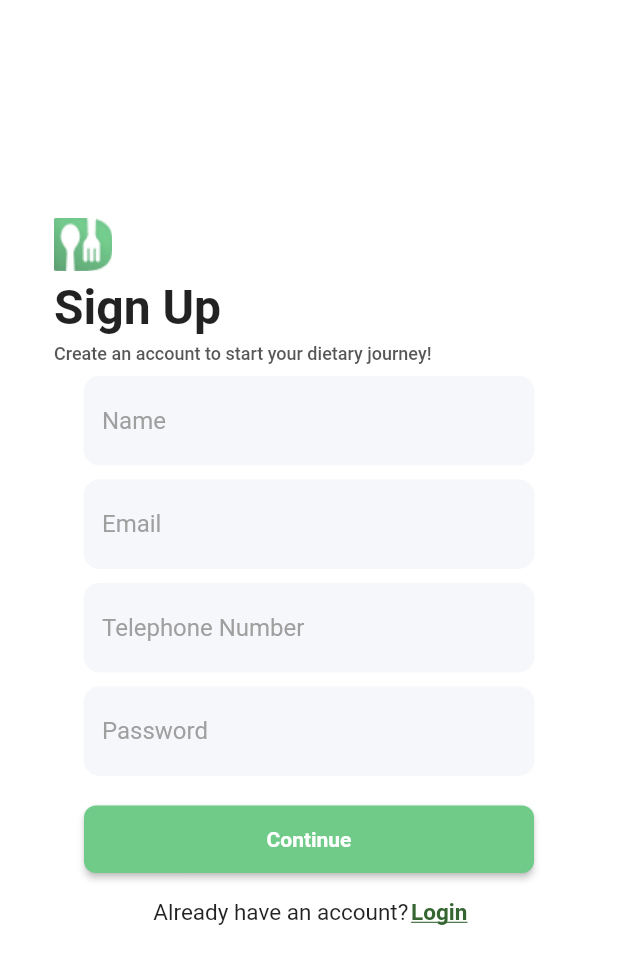
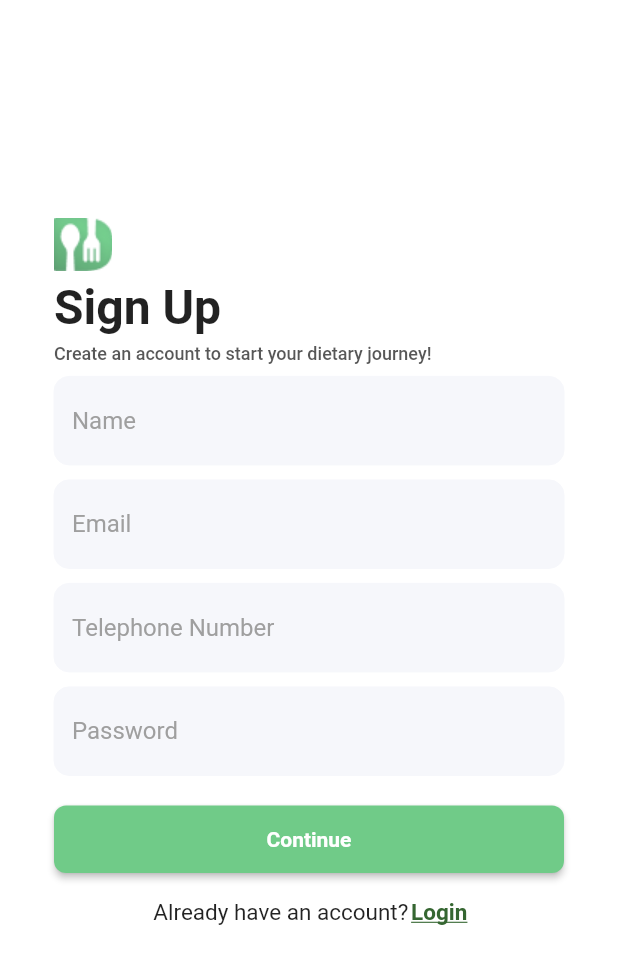
Before and after one commit to Lejhat-Bergijhi/veggytably-customer, a Flutter app: the screen it shows after launch, after a tap on "Sign Up", on a phone screen of 412 x 824 dp. Shown: the top 964 px of the screen. Run offline on Flutter 3.47's test engine with Material 2 defaults, Android fonts, the phone set to English and light mode, and no system bars; our stand-ins replace dio, dotted_border, flutter_secure_storage, get, image_picker, shared_preferences; network calls fail.

Commit message:
fix login and sign up page ui

```diff
--- a/lib/views/login_page.dart
+++ b/lib/views/login_page.dart
@@ -1,6 +1,5 @@
 import 'package:flutter/material.dart';
 import 'package:get/get.dart';
-import 'package:veggytably_customer/views/home_page_user.dart';
 import 'package:veggytably_customer/views/signup_page.dart';
 import '../controllers/auth_controller.dart';
 import '/widgets/input_text.dart';
@@ -17,13 +16,15 @@ class LoginPage extends StatelessWidget {
       backgroundColor: Colors.white,
       body: SafeArea(
         child: SingleChildScrollView(
-          child: Center(
-            child: Column(children: [
-              SizedBox(height: 30),
+          child: Container(
+            padding: const EdgeInsets.only(left: 36, right: 36),
+            child: Column(
+                mainAxisAlignment: MainAxisAlignment.start,
+                crossAxisAlignment: CrossAxisAlignment.center,
+                children: [
+                  const SizedBox(height: 30),
 
-              Padding(
-                padding: EdgeInsets.all(1),
-                child: Align(
+                  Align(
                     alignment: Alignment.center,
                     child: Image.asset(
                       'assets/images/Group 335.png',
@@ -31,12 +32,10 @@ class LoginPage extends StatelessWidget {
                       height: 270.71,
                     ),
                   ),
-              ),
-              SizedBox(height: 10),
 
-              Padding(
-                padding: EdgeInsets.only(left: 36),
-                child: Align(
+                  const SizedBox(height: 10),
+
+                  Container(
                     alignment: Alignment.centerLeft,
                     child: Image.asset(
                       'assets/images/Subtract.png',
@@ -44,14 +43,12 @@ class LoginPage extends StatelessWidget {
                       height: 35.93,
                     ),
                   ),
-              ),
-              SizedBox(height: 5),
 
-              Padding(
-                padding: EdgeInsets.only(left: 36),
-                child: Align(
+                  const SizedBox(height: 5),
+
+                  Container(
                     alignment: Alignment.centerLeft,
-                  child: Text(
+                    child: const Text(
                       'Welcome Back!',
                       style: TextStyle(
                         fontSize: 32,
@@ -59,12 +56,9 @@ class LoginPage extends StatelessWidget {
                       ),
                     ),
                   ),
-              ),
-              SizedBox(height: 5),
-
-              Padding(
-                padding: EdgeInsets.only(left: 36),
-                child: Align(
+                  // pemilihan jenos vegetarian apakah user tau, user cuma tau dia vegetarian, butuh edukasi, udah cukup bagus menggunakan defult checkbox
+                  const SizedBox(height: 5),
+                  const Align(
                     alignment: Alignment.centerLeft,
                     child: Text(
                       'Please login to your account to continue',
@@ -75,35 +69,30 @@ class LoginPage extends StatelessWidget {
                       ),
                     ),
                   ),
-              ),
+
                   // Text:
-              SizedBox(height: 16),
+                  const SizedBox(height: 16),
 
                   Column(
                     children: [
-                  Container(
-                    width: 300,
-                    child: InputTextField(
+                      InputTextField(
                         emailController,
                         'Email or Telephone Number',
                       ),
-                  ),
-                  SizedBox(height: 16),
-                  Container(
-                    width: 300,
-                    child: InputTextField(
+                      const SizedBox(height: 16),
+                      InputTextField(
                         passwordController,
                         'Password',
-                    ),
                       ),
                     ],
                   ),
                   // Input Email or Telephone Number
-              SizedBox(height: 16),
+                  const SizedBox(height: 16),
 
                   // Login button
                   Container(
-                width: 300,
+                    // width: 300,
+                    width: MediaQuery.of(context).size.width,
                     height: 45,
                     child: ElevatedButton(
                       onPressed: () {
@@ -112,21 +101,21 @@ class LoginPage extends StatelessWidget {
                           passwordController,
                         );
                       },
-                  child: Text(
+                      style: ElevatedButton.styleFrom(
+                        primary: const Color(0xff70cb88),
+                        shape: RoundedRectangleBorder(
+                          borderRadius: BorderRadius.circular(8),
+                        ),
+                      ),
+                      child: const Text(
                         'Login',
                         style: TextStyle(
                           fontWeight: FontWeight.bold,
                         ),
                       ),
-                  style: ElevatedButton.styleFrom(
-                    primary: Color(0xff70cb88),
-                    shape: RoundedRectangleBorder(
-                      borderRadius: BorderRadius.circular(8),
                     ),
                   ),
-                ),
-              ),
-              SizedBox(height: 16),
+                  const SizedBox(height: 16),
 
                   // Text: Don't have an account?
                   SizedBox(
@@ -135,7 +124,7 @@ class LoginPage extends StatelessWidget {
                       child: Row(
                         mainAxisAlignment: MainAxisAlignment.center,
                         children: [
-                      Text(
+                          const Text(
                             "New user? ",
                             textAlign: TextAlign.center,
                             style: TextStyle(
@@ -147,7 +136,7 @@ class LoginPage extends StatelessWidget {
                               Get.offAll(() => SignUpPage(),
                                   transition: Transition.fade);
                             },
-                        child: Text(
+                            child: const Text(
                               'Sign Up',
                               style: TextStyle(
                                 fontSize: 15,
@@ -160,7 +149,7 @@ class LoginPage extends StatelessWidget {
                           ),
                         ],
                       )),
-              SizedBox(height: 5),
+                  const SizedBox(height: 5),
 
                   // Text: Sign Up
                 ]),
--- a/lib/views/signup_page.dart
+++ b/lib/views/signup_page.dart
@@ -2,12 +2,8 @@ import 'package:flutter/material.dart';
 import 'package:get/get.dart';
 
 import 'package:veggytably_customer/views/login_page.dart';
-import 'package:veggytably_customer/views/restriction_page.dart';
-
 import '../controllers/auth_controller.dart';
-
 import '/widgets/input_text.dart';
-import 'login_page.dart';
 
 class SignUpPage extends StatelessWidget {
   TextEditingController usernameController = TextEditingController();
@@ -24,12 +20,15 @@ class SignUpPage extends StatelessWidget {
       backgroundColor: Colors.white,
       body: SafeArea(
         child: SingleChildScrollView(
-          child: Center(
-            child: Column(children: [
-              SizedBox(height: 145),
+          padding: const EdgeInsets.only(left: 36, right: 36),
+          child: Column(
+              mainAxisAlignment: MainAxisAlignment.start,
+              crossAxisAlignment: CrossAxisAlignment.center,
+              children: [
+                const SizedBox(height: 145),
 
-              Padding(
-                padding: EdgeInsets.only(left: 36),
+                Container(
+                  alignment: Alignment.center,
                   child: Align(
                     alignment: Alignment.centerLeft,
                     child: Image.asset(
@@ -39,11 +38,9 @@ class SignUpPage extends StatelessWidget {
                     ),
                   ),
                 ),
-              SizedBox(height: 5),
+                const SizedBox(height: 5),
 
-              Padding(
-                padding: EdgeInsets.only(left: 36),
-                child: Align(
+                const Align(
                   alignment: Alignment.centerLeft,
                   child: Text(
                     'Sign Up',
@@ -53,12 +50,9 @@ class SignUpPage extends StatelessWidget {
                     ),
                   ),
                 ),
-              ),
-              SizedBox(height: 5),
+                const SizedBox(height: 5),
 
-              Padding(
-                padding: EdgeInsets.only(left: 36),
-                child: Align(
+                const Align(
                   alignment: Alignment.centerLeft,
                   child: Text(
                     'Create an account to start your dietary journey!',
@@ -69,51 +63,38 @@ class SignUpPage extends StatelessWidget {
                     ),
                   ),
                 ),
-              ),
-              SizedBox(height: 8),
+                const SizedBox(height: 8),
 
                 Column(
                   children: [
-                  Container(
-                    width: 300,
-                    child: InputTextField(
+                    InputTextField(
                       usernameController,
                       'Name',
                     ),
-                  ),
-                  SizedBox(height: 10),
-                  Container(
-                    width: 300,
-                    child: InputTextField(
+                    const SizedBox(height: 10),
+                    InputTextField(
                       emailController,
                       'Email',
                     ),
-                  ),
-                  SizedBox(height: 10),
-                  Container(
-                    width: 300,
-                    child: InputTextField(
+                    const SizedBox(height: 10),
+                    InputTextField(
                       phoneController,
                       'Telephone Number',
                     ),
-                  ),
-                  SizedBox(height: 10),
-                  Container(
-                    width: 300,
-                    child: InputTextField(
+                    const SizedBox(height: 10),
+                    InputTextField(
                       passwordController,
                       'Password',
                     ),
-                  ),
-                  SizedBox(height: 10),
+                    const SizedBox(height: 10),
                   ],
                 ),
                 // Input Email or Telephone Number
-              SizedBox(height: 10),
+                const SizedBox(height: 10),
 
                 // Login Continue button
-              Container(
-                width: 300,
+                SizedBox(
+                  width: MediaQuery.of(context).size.width,
                   height: 45,
                   child: ElevatedButton(
                     onPressed: () {
@@ -124,21 +105,21 @@ class SignUpPage extends StatelessWidget {
                         passwordController,
                       );
                     },
-                  child: Text(
+                    style: ElevatedButton.styleFrom(
+                      primary: const Color(0xff70cb88),
+                      shape: RoundedRectangleBorder(
+                        borderRadius: BorderRadius.circular(8),
+                      ),
+                    ),
+                    child: const Text(
                       'Continue',
                       style: TextStyle(
                         fontWeight: FontWeight.bold,
                       ),
                     ),
-                  style: ElevatedButton.styleFrom(
-                    primary: Color(0xff70cb88),
-                    shape: RoundedRectangleBorder(
-                      borderRadius: BorderRadius.circular(8),
                   ),
                 ),
-                ),
-              ),
-              SizedBox(height: 16),
+                const SizedBox(height: 16),
                 // Text: Don't have an account?
                 SizedBox(
                     width: MediaQuery.of(context).size.width,
@@ -146,7 +127,7 @@ class SignUpPage extends StatelessWidget {
                     child: Row(
                       mainAxisAlignment: MainAxisAlignment.center,
                       children: [
-                      Text(
+                        const Text(
                           "Already have an account? ",
                           textAlign: TextAlign.center,
                           style: TextStyle(
@@ -155,10 +136,10 @@ class SignUpPage extends StatelessWidget {
                         ),
                         GestureDetector(
                           onTap: () {
-                          Get.offAll(() => LoginPage(),
+                            Get.offAll(() => const LoginPage(),
                                 transition: Transition.fade);
                           },
-                        child: Text(
+                          child: const Text(
                             'Login',
                             style: TextStyle(
                               fontSize: 15,
@@ -171,13 +152,12 @@ class SignUpPage extends StatelessWidget {
                         ),
                       ],
                     )),
-              SizedBox(height: 5),
+                const SizedBox(height: 5),
 
                 // Text: Sign Up
               ]),
         ),
       ),
-      ),
     );
   }
 }
```
Lines whose indentation alone changed are shown as unchanged.
